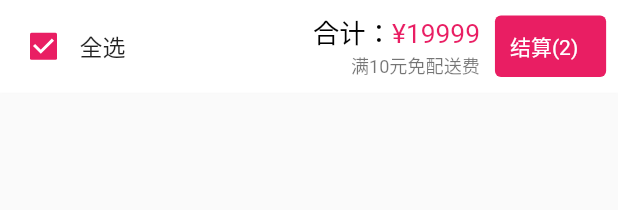
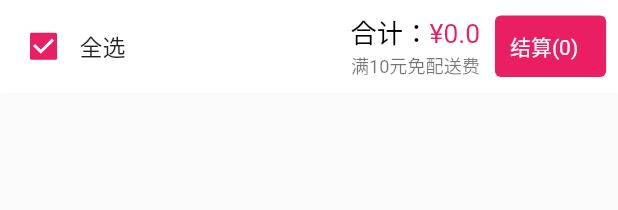
Before and after one commit to NingLi-iOSer/flutter_shop, a Flutter app: the CartToolbar widget shown alone on an empty page, opened directly, on a phone screen of 412 x 824 dp. Shown: the top 210 px of the screen. Run offline on Flutter 3.47's test engine with Material 2 defaults, Android fonts, the phone set to English and light mode, and no system bars; our stand-ins replace dio, fluro, flutter_easyrefresh, flutter_html, flutter_screenutil, flutter_swiper and 2 more; accounts and stored records are empty; network calls fail; statements that could not run were skipped.

Commit message:
计算购物车合计

```diff
--- a/flutter_shop/lib/pages/cart_page/cart_toolbar.dart
+++ b/flutter_shop/lib/pages/cart_page/cart_toolbar.dart
@@ -1,5 +1,7 @@
 import 'package:flutter/material.dart';
 import 'package:flutter_screenutil/flutter_screenutil.dart';
+import 'package:flutter_shop/provide/cart_provider.dart';
+import 'package:provider/provider.dart';
 
 class CartToolbar extends StatelessWidget {
   const CartToolbar({Key key}) : super(key: key);
@@ -18,8 +20,8 @@ class CartToolbar extends StatelessWidget {
       child: Row(
         children: <Widget>[
           _select(),
-          _priceArea(),
-          _goButton(),
+          _priceArea(context),
+          _goButton(context),
         ],
       ),
     );
@@ -49,7 +51,7 @@ class CartToolbar extends StatelessWidget {
   }
 
   // 合计
-  Widget _priceArea() {
+  Widget _priceArea(BuildContext context) {
     return Container(
       width: ScreenUtil().setWidth(430),
       child: Column(
@@ -71,7 +73,7 @@ class CartToolbar extends StatelessWidget {
                     style: TextStyle(fontSize: ScreenUtil().setSp(32), color: Colors.black),
                     children: <TextSpan>[
                       TextSpan(
-                        text: '¥19999',
+                        text: '¥${Provider.of<CartProvider>(context).totalPrice}',
                         style: TextStyle(fontSize: ScreenUtil().setSp(32), color: Colors.pink),
                       )
                     ]
@@ -93,7 +95,7 @@ class CartToolbar extends StatelessWidget {
   }
 
   // 结算
-  Widget _goButton() {
+  Widget _goButton(BuildContext context) {
     return InkWell(
       onTap: () {},
       child: Container(
@@ -105,7 +107,7 @@ class CartToolbar extends StatelessWidget {
           borderRadius: BorderRadius.circular(4)
         ),
         child: Text(
-          '结算(2)',
+          '结算(${Provider.of<CartProvider>(context).totalCount})',
           style: TextStyle(
             color: Colors.white
           ),
--- a/flutter_shop/lib/provide/cart_provider.dart
+++ b/flutter_shop/lib/provide/cart_provider.dart
@@ -7,6 +7,10 @@ import 'package:shared_preferences/shared_preferences.dart';
 
 class CartProvider with ChangeNotifier {
   List<CartInfoModel> cartList = [];
+  // 总价
+  double totalPrice = 0;
+  // 总数量
+  int totalCount = 0;
 
   // 加入购物车
   save(goodsId, goodsName, count, price, oriPrice, images) async {
@@ -61,11 +65,23 @@ class CartProvider with ChangeNotifier {
     String cartString = preferences.getString('cartInfo');
     var temp = (cartString == null) ? [] : json.decode(cartString);
     List<Map> tempList = (temp as List).cast();
+
+    double tempTotalPrice = 0;
+    int tempTotalCount = 0;
     if (tempList.isNotEmpty) {
       cartList = tempList.map((item) {
+        if (item['isSelected'] == true) {
+          tempTotalCount++;
+          tempTotalPrice += (item['price'] * item['count']);
+        }
         return CartInfoModel.fromJson(item);
       }).toList();
     }
+
+    totalPrice = tempTotalPrice;
+    totalCount = tempTotalCount;
+
+    notifyListeners();
   }
 
   // 删除购物车商品
```
